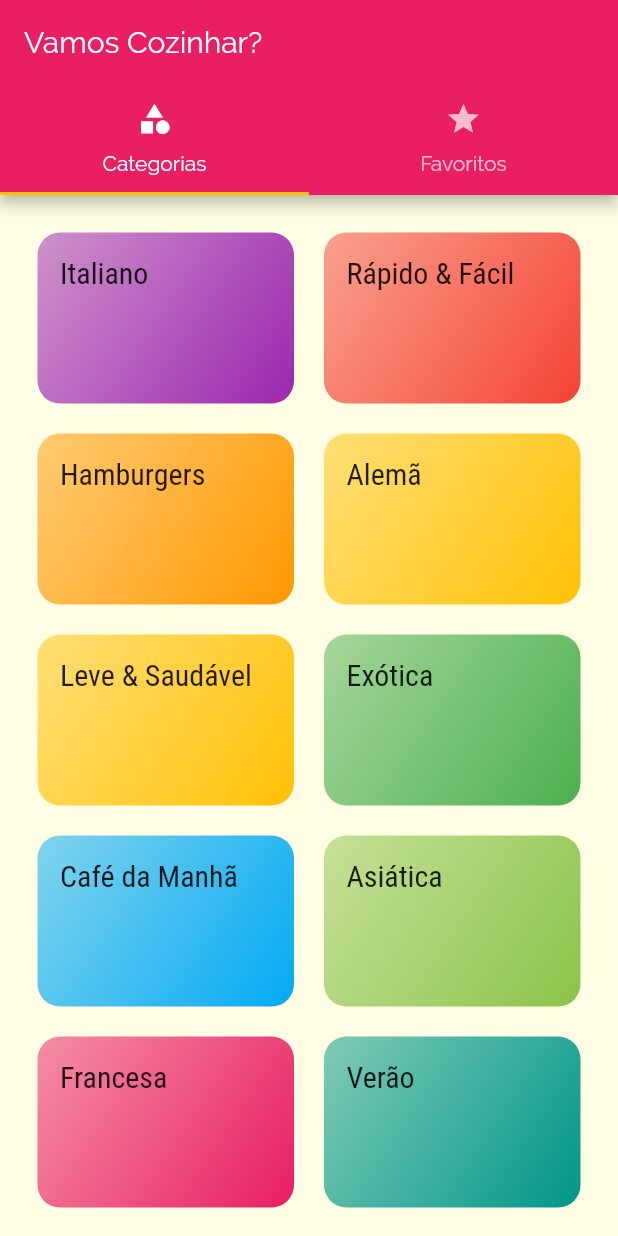
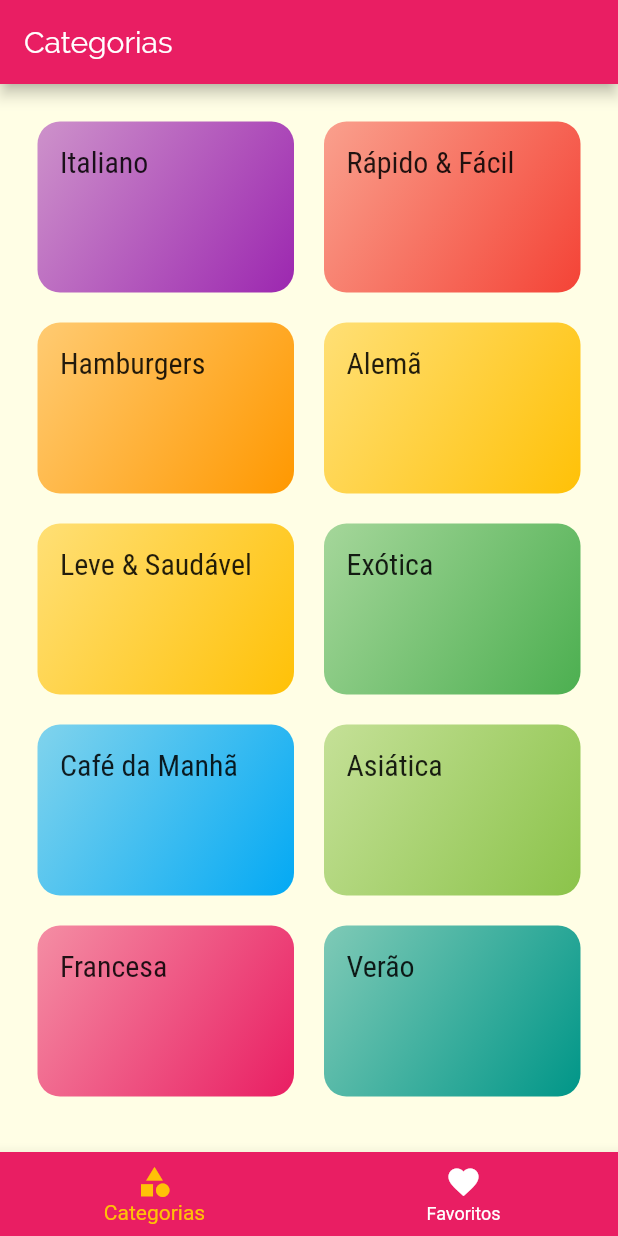
Before and after one commit to Egito/flutterCozinhar, a Flutter app: the screen it shows after launch, on a phone screen of 412 x 824 dp. Run offline on Flutter 3.47's test engine with Material 2 defaults, Android fonts, the phone set to English and light mode, and no system bars.

```diff
--- a/lib/screens/tabs_screen.dart
+++ b/lib/screens/tabs_screen.dart
@@ -2,31 +2,47 @@ import 'package:flutter/material.dart';
 import 'package:flutterCozinhar/screens/categories_screen.dart';
 import 'package:flutterCozinhar/screens/favorite_meals_screen.dart';
 
-class TabsScreen extends StatelessWidget {
+class TabsScreen extends StatefulWidget {
+  @override
+  _TabsScreenState createState() => _TabsScreenState();
+}
+
+class _TabsScreenState extends State<TabsScreen> {
+  int _selectedScreenIndex = 0;
+  final List<Map<String, Object>> _screens = [
+    {'title': 'Categorias', 'screen': CategoriesScreen()},
+    {'title': 'Refeições Favoritas', 'screen': FavoriteMealsScreen()},
+  ];
+
+  _selectScreen(int index) {
+    setState(() {
+      _selectedScreenIndex = index;
+    });
+  }
+
   @override
   Widget build(BuildContext context) {
-    return DefaultTabController(
-      length: 2,
-      initialIndex: 0, // default aba
-      child: Scaffold(
-        appBar: AppBar(
-          title: Text('Vamos Cozinhar?'),
-          bottom: TabBar(tabs: [
-            Tab(
+    return Scaffold(
+      appBar: AppBar(
+        title: Text(_screens[_selectedScreenIndex]['title']),
+      ),
+      body: _screens[_selectedScreenIndex]['screen'],
+      bottomNavigationBar: BottomNavigationBar(
+          onTap: _selectScreen,
+          backgroundColor: Theme.of(context).primaryColor,
+          unselectedItemColor: Colors.white,
+          selectedItemColor: Theme.of(context).accentColor,
+          currentIndex: _selectedScreenIndex,
+          items: [
+            BottomNavigationBarItem(
               icon: Icon(Icons.category),
-              text: 'Categorias',
+              title: Text('Categorias'),
             ),
-            Tab(
-              icon: Icon(Icons.star),
-              text: 'Favoritos',
-            ),
+            BottomNavigationBarItem(
+              icon: Icon(Icons.favorite),
+              title: Text('Favoritos'),
+            )
           ]),
-        ),
-        body: TabBarView(children: [
-          CategoriesScreen(),
-          FavoriteMealsScreen(),
-        ]),
-      ),
     );
   }
 }
```
